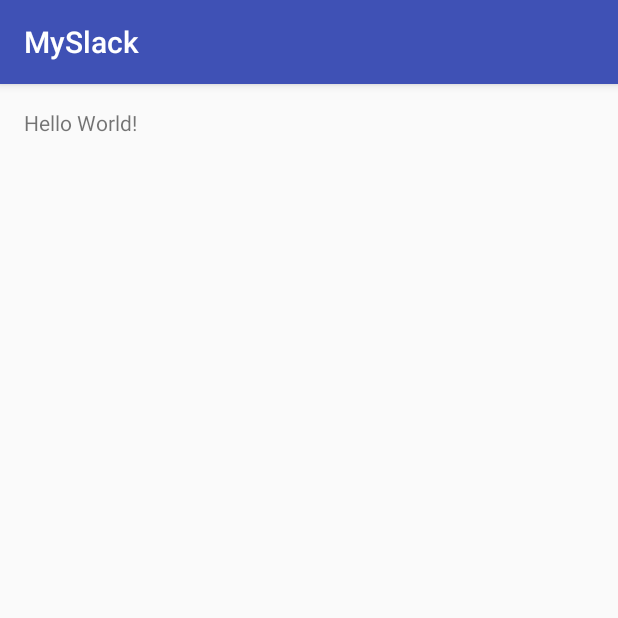
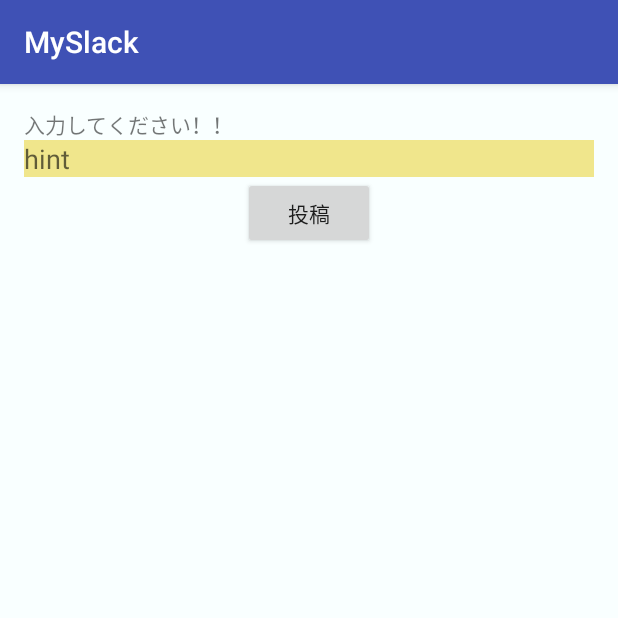
Before and after one commit to mirenn/MySlack, an Android app: the screen it shows after launch (MainActivity), on a phone screen of 412 x 824 dp, the top half of it. Run offline under Robolectric (Android 15) with nearby library versions, the phone set to English and light mode, and no system bars.

Commit message:
ボタン付けた

```diff
--- a/app/src/main/java/jp/kmc/myslack/MainActivity.java
+++ b/app/src/main/java/jp/kmc/myslack/MainActivity.java
@@ -9,5 +9,8 @@ public class MainActivity extends AppCompatActivity {
     protected void onCreate(Bundle savedInstanceState) {
         super.onCreate(savedInstanceState);
         setContentView(R.layout.activity_main);
+
+     //ボタンを設定
+        //Button button=(Button)findViewByID(R.id.buttonA);
     }
 }
--- a/app/src/main/res/layout/activity_main.xml
+++ b/app/src/main/res/layout/activity_main.xml
@@ -1,17 +1,42 @@
 <?xml version="1.0" encoding="utf-8"?>
-<RelativeLayout xmlns:android="http://schemas.android.com/apk/res/android"
+<LinearLayout xmlns:android="http://schemas.android.com/apk/res/android"
     xmlns:tools="http://schemas.android.com/tools"
     android:id="@+id/activity_main"
+    android:orientation="vertical"
     android:layout_width="match_parent"
     android:layout_height="match_parent"
     android:paddingBottom="@dimen/activity_vertical_margin"
     android:paddingLeft="@dimen/activity_horizontal_margin"
     android:paddingRight="@dimen/activity_horizontal_margin"
     android:paddingTop="@dimen/activity_vertical_margin"
+    android:background="#f9ffff"
     tools:context="jp.kmc.myslack.MainActivity">
 
     <TextView
+        android:id="@+id/textView"
         android:layout_width="wrap_content"
         android:layout_height="wrap_content"
-        android:text="Hello World!" />
-</RelativeLayout>
+        android:text="入力してください！！"
+        android:layout_alignParentTop="true"
+        android:layout_alignParentLeft="true"
+        android:layout_alignParentStart="true"
+
+        />
+
+    <EditText
+        android:id="@+id/editText1"
+        android:layout_width="match_parent"
+        android:layout_height="wrap_content"
+        android:text=""
+        android:hint="hint"
+        android:background="#f0e68c"
+        />
+
+    <Button
+        android:id="@+id/button"
+        android:layout_width="wrap_content"
+        android:layout_height="wrap_content"
+        android:text="投稿"
+        android:layout_gravity="center"
+        />
+</LinearLayout>
```
